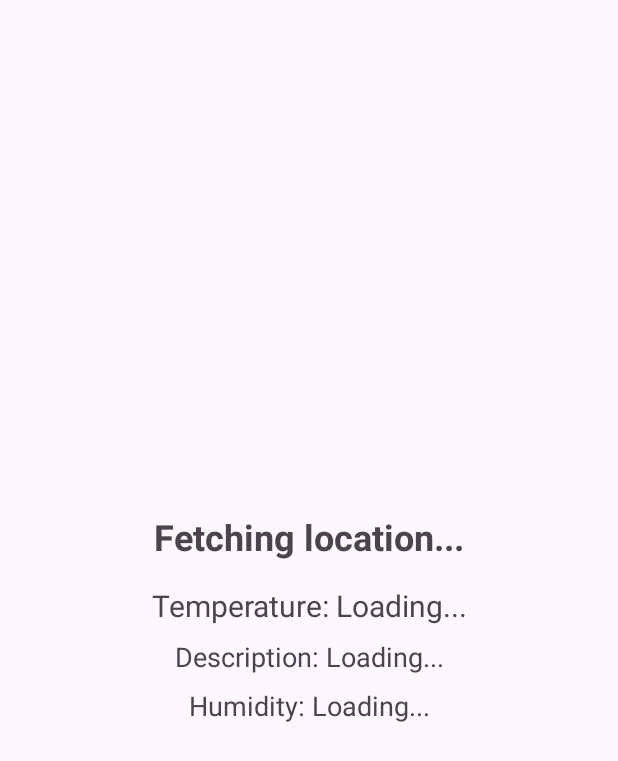
After one commit to AyEssEyeS/AndroidApp, an Android app: the OpenWeather screen opened directly, with no data from a screen before it, on a phone screen of 412 x 824 dp. The commit adds this screen. Shown: the top 761 px of the screen. Run offline under Robolectric (Android 15) with nearby library versions, the phone set to English and light mode, and no system bars; our stand-ins replace Volley.

Commit message:
Added OpenWeather API with functionalities, and changed themes to be the same day and night on all phones

```diff
--- /dev/null
+++ b/app/src/main/java/cod/ayesseye/textron0/OpenWeather.java
@@ -0,0 +1,158 @@
+package cod.ayesseye.textron0;
+
+import android.Manifest;
+import android.content.pm.PackageManager;
+import android.os.Bundle;
+import android.util.Log;
+import android.view.View;
+import android.widget.ProgressBar;
+import android.widget.TextView;
+import android.widget.Toast;
+
+import androidx.activity.EdgeToEdge;
+import androidx.annotation.NonNull;
+import androidx.appcompat.app.AppCompatActivity;
+import androidx.core.app.ActivityCompat;
+import androidx.core.graphics.Insets;
+import androidx.core.view.ViewCompat;
+import androidx.core.view.WindowInsetsCompat;
+import com.android.volley.Request;
+
+import com.android.volley.toolbox.JsonObjectRequest;
+import com.google.android.gms.location.FusedLocationProviderClient;
+import com.google.android.gms.location.LocationServices;
+
+import org.jetbrains.annotations.NotNull;
+import org.json.JSONArray;
+import org.json.JSONException;
+import org.json.JSONObject;
+
+
+public class OpenWeather extends AppCompatActivity {
+
+    private static final int LOCATION_REQUEST_CODE = 1001; /// ID folosit cand cerem permisiuni
+    private FusedLocationProviderClient fusedLocationClient; /// Obiect GPlayServ care preia locatia curent
+
+    private static final String API_KEY = "3496e86f154d566be3a095951868974f";
+
+    TextView tvCity, tvTemperature, tvDescription, tvHumidity;
+    ProgressBar progressBar;
+
+    @Override
+    protected void onCreate(Bundle savedInstanceState) {
+        super.onCreate(savedInstanceState);
+        EdgeToEdge.enable(this);
+        setContentView(R.layout.activity_open_weather);
+        ViewCompat.setOnApplyWindowInsetsListener(findViewById(R.id.main), (v, insets) -> {
+            Insets systemBars = insets.getInsets(WindowInsetsCompat.Type.systemBars());
+            v.setPadding(systemBars.left, systemBars.top, systemBars.right, systemBars.bottom);
+            return insets;
+        });
+
+        tvCity = findViewById(R.id.tvCity);
+        tvTemperature = findViewById(R.id.tvTemperature);
+        tvDescription = findViewById(R.id.tvDescription);
+        tvHumidity = findViewById(R.id.tvHumidity);
+        progressBar = findViewById(R.id.progressBar);
+
+        fusedLocationClient = LocationServices.getFusedLocationProviderClient(this);
+        requestLocationPermission();
+    }
+
+    private void requestLocationPermission() {
+        if (ActivityCompat.checkSelfPermission(this, Manifest.permission.ACCESS_FINE_LOCATION)
+        != PackageManager.PERMISSION_GRANTED) {
+            ActivityCompat.requestPermissions(this,
+                    new String[]{Manifest.permission.ACCESS_FINE_LOCATION},
+                    LOCATION_REQUEST_CODE);
+        } else {
+            getUserLocation();
+        }
+    }
+
+    @Override
+    public void onRequestPermissionsResult(int requestCode, @NonNull String[] permissions, @NotNull int[] grantResults) {
+        super.onRequestPermissionsResult(requestCode, permissions, grantResults);
+
+        if (requestCode == LOCATION_REQUEST_CODE && grantResults.length > 0 && grantResults[0] == PackageManager.PERMISSION_GRANTED) {
+            getUserLocation();
+        } else {
+            Toast.makeText(this, "Location permission denied", Toast.LENGTH_SHORT).show();
+        }
+    }
+
+    private void getUserLocation() {
+        if (ActivityCompat.checkSelfPermission(this, Manifest.permission.ACCESS_FINE_LOCATION)
+            != PackageManager.PERMISSION_GRANTED) {
+            return;
+        }
+
+        progressBar.setVisibility(TextView.VISIBLE);
+        tvCity.setText("Fetching location...");
+
+        fusedLocationClient.getLastLocation()
+                .addOnSuccessListener(location -> {
+                    if (location != null) {
+                        double lat  = location.getLatitude();
+                        double lon = location.getLongitude();
+
+                        Log.d("LOCATION", "Lat: " + lat + ", Lon: " + lon);
+
+                        fetchWeatherData(lat, lon);
+                    } else {
+                        progressBar.setVisibility(View.GONE);
+                        Toast.makeText(this, "Unable to get location.", Toast.LENGTH_SHORT).show();
+                    }
+                })
+                .addOnFailureListener(e -> {
+                    progressBar.setVisibility(View.GONE);
+                    Toast.makeText(this, "Location error: " + e.getMessage(), Toast.LENGTH_SHORT).show();
+                });
+    }
+    private void fetchWeatherData(double latitude, double longitude) {
+
+        String url = "https://api.openweathermap.org/data/2.5/weather?"
+                + "lat=" + latitude
+                + "&lon=" + longitude
+                + "&units=metric"
+                + "&appid=" + API_KEY;
+
+        JsonObjectRequest request = new JsonObjectRequest(
+                Request.Method.GET, url, null,
+                response -> {
+                    progressBar.setVisibility(View.GONE);
+
+                    try {
+                        String city = response.getString("name");
+
+                        JSONObject main = response.getJSONObject("main");
+                        double temp = main.getDouble("temp");
+                        int humidity = main.getInt("humidity");
+
+                        JSONArray weatherArr = response.getJSONArray("weather");
+                        JSONObject weather = weatherArr.getJSONObject(0);
+                        String description = weather.getString("description");
+
+                        tvCity.setText("City: " + city);
+                        tvTemperature.setText("Temperature: " + temp + "°C");
+                        tvDescription.setText("Description: " + description);
+                        tvHumidity.setText("Humidity: " + humidity + "%");
+
+                    } catch (JSONException e) {
+                        tvCity.setText("City: Error");
+                        Toast.makeText(this, "Parsing error: " + e.getMessage(), Toast.LENGTH_SHORT).show();
+                    }
+                },
+                error -> {
+                    progressBar.setVisibility(View.GONE);
+                    Toast.makeText(this, "Weather fetch failed.", Toast.LENGTH_LONG).show();
+
+                    tvCity.setText("City: Error");
+                    tvTemperature.setText("Temperature: N/A");
+                    tvDescription.setText("Description: N/A");
+                    tvHumidity.setText("Humidity: N/A");
+                }
+        );
+        AppController.getInstance().addToRequestQueue(request);
+    }
+}
--- /dev/null
+++ b/app/src/main/res/layout/activity_open_weather.xml
@@ -0,0 +1,69 @@
+<?xml version="1.0" encoding="utf-8"?>
+<androidx.constraintlayout.widget.ConstraintLayout xmlns:android="http://schemas.android.com/apk/res/android"
+    xmlns:app="http://schemas.android.com/apk/res-auto"
+    xmlns:tools="http://schemas.android.com/tools"
+    android:id="@+id/main"
+    android:layout_width="match_parent"
+    android:layout_height="match_parent"
+    tools:context=".OpenWeather">
+
+    <TextView
+        android:id="@+id/tvCity"
+        android:layout_width="wrap_content"
+        android:layout_height="wrap_content"
+        android:text="City: Loading..."
+        android:textSize="24sp"
+        android:textStyle="bold"
+        app:layout_constraintBottom_toTopOf="@+id/tvTemperature"
+        app:layout_constraintEnd_toEndOf="parent"
+        app:layout_constraintStart_toStartOf="parent"
+        app:layout_constraintTop_toTopOf="parent"
+        app:layout_constraintVertical_chainStyle="packed" />
+
+    <TextView
+        android:id="@+id/tvTemperature"
+        android:layout_width="wrap_content"
+        android:layout_height="wrap_content"
+        android:layout_marginTop="16dp"
+        android:text="Temperature: Loading..."
+        android:textSize="20sp"
+        app:layout_constraintBottom_toTopOf="@+id/tvDescription"
+        app:layout_constraintEnd_toEndOf="parent"
+        app:layout_constraintStart_toStartOf="parent"
+        app:layout_constraintTop_toBottomOf="@+id/tvCity" />
+
+    <TextView
+        android:id="@+id/tvDescription"
+        android:layout_width="wrap_content"
+        android:layout_height="wrap_content"
+        android:layout_marginTop="8dp"
+        android:text="Description: Loading..."
+        android:textSize="18sp"
+        app:layout_constraintBottom_toTopOf="@+id/tvHumidity"
+        app:layout_constraintEnd_toEndOf="parent"
+        app:layout_constraintStart_toStartOf="parent"
+        app:layout_constraintTop_toBottomOf="@+id/tvTemperature" />
+
+    <TextView
+        android:id="@+id/tvHumidity"
+        android:layout_width="wrap_content"
+        android:layout_height="wrap_content"
+        android:layout_marginTop="8dp"
+        android:text="Humidity: Loading..."
+        android:textSize="18sp"
+        app:layout_constraintBottom_toBottomOf="parent"
+        app:layout_constraintEnd_toEndOf="parent"
+        app:layout_constraintStart_toStartOf="parent"
+        app:layout_constraintTop_toBottomOf="@+id/tvDescription" />
+
+    <ProgressBar
+        android:id="@+id/progressBar"
+        android:layout_width="wrap_content"
+        android:layout_height="wrap_content"
+        android:visibility="gone"
+        app:layout_constraintBottom_toBottomOf="parent"
+        app:layout_constraintEnd_toEndOf="parent"
+        app:layout_constraintStart_toStartOf="parent"
+        app:layout_constraintTop_toTopOf="parent" />
+
+</androidx.constraintlayout.widget.ConstraintLayout>
--- a/app/src/main/res/values-night/themes.xml
+++ b/app/src/main/res/values-night/themes.xml
@@ -1,7 +1,7 @@
 <resources xmlns:tools="http://schemas.android.com/tools">
-    <!-- Base application theme. -->
-    <style name="Base.Theme.Textron0" parent="Theme.Material3.DayNight.NoActionBar">
-        <!-- Customize your dark theme here. -->
-        <!-- <item name="colorPrimary">@color/my_dark_primary</item> -->
+    <style name="Base.Theme.Textron0" parent="Theme.Material3.Light.NoActionBar">
+        <item name="colorPrimary">@color/blue</item>
+        <item name="colorOnPrimary">@color/white</item>
+        <item name="colorSecondary">@color/blue_dark</item>
     </style>
 </resources>
--- a/app/src/main/res/values/colors.xml
+++ b/app/src/main/res/values/colors.xml
@@ -3,4 +3,6 @@
     <color name="black">#FF000000</color>
     <color name="white">#FFFFFFFF</color>
     <color name="login_button_color">#332941</color>
+    <color name="blue_dark">#000E75</color>
+    <color name="blue">#001CFF</color>
 </resources>
--- a/app/src/main/res/values/themes.xml
+++ b/app/src/main/res/values/themes.xml
@@ -1,9 +1,7 @@
 <resources xmlns:tools="http://schemas.android.com/tools">
-    <!-- Base application theme. -->
-    <style name="Base.Theme.Textron0" parent="Theme.Material3.DayNight.NoActionBar">
-        <!-- Customize your light theme here. -->
-        <!-- <item name="colorPrimary">@color/my_light_primary</item> -->
+    <style name="Base.Theme.Textron0" parent="Theme.Material3.Light.NoActionBar">
+        <item name="colorPrimary">@color/blue</item>
+        <item name="colorOnPrimary">@color/white</item>
+        <item name="colorSecondary">@color/blue_dark</item>
     </style>
-
-    <style name="Theme.Textron0" parent="Base.Theme.Textron0" />
 </resources>
--- a/gradle/libs.versions.toml
+++ b/gradle/libs.versions.toml
@@ -1,6 +1,6 @@
 [versions]
 agp = "8.13.1"
-blurview = "1.6.6"
+
 junit = "4.13.2"
 junitVersion = "1.3.0"
 espressoCore = "3.7.0"
@@ -11,6 +11,7 @@ constraintlayout = "2.2.1"
 annotation = "1.6.0"
 lifecycleLivedataKtx = "2.6.1"
 lifecycleViewmodelKtx = "2.6.1"
+playServicesLocation = "21.3.0"
 
 [libraries]
 junit = { group = "junit", name = "junit", version.ref = "junit" }
@@ -23,6 +24,7 @@ constraintlayout = { group = "androidx.constraintlayout", name = "constraintlayo
 annotation = { group = "androidx.annotation", name = "annotation", version.ref = "annotation" }
 lifecycle-livedata-ktx = { group = "androidx.lifecycle", name = "lifecycle-livedata-ktx", version.ref = "lifecycleLivedataKtx" }
 lifecycle-viewmodel-ktx = { group = "androidx.lifecycle", name = "lifecycle-viewmodel-ktx", version.ref = "lifecycleViewmodelKtx" }
+play-services-location = { group = "com.google.android.gms", name = "play-services-location", version.ref = "playServicesLocation" }
 
 [plugins]
 android-application = { id = "com.android.application", version.ref = "agp" }
```
Also changed, not shown: app/build.gradle.kts (+8 -1 lines), app/src/main/AndroidManifest.xml (+17 -7 lines), app/src/main/java/cod/ayesseye/textron0/AppController.java (added, +37 -0 lines), app/src/main/java/cod/ayesseye/textron0/MainActivity.java (+18 -0 lines), app/src/main/res/layout/activity_login_page.xml (+12 -8 lines), app/src/main/res/layout/activity_main.xml (+11 -0 lines), app/src/main/java/cod/ayesseye/textron0/LoginPage.java (line endings or trailing spaces).
